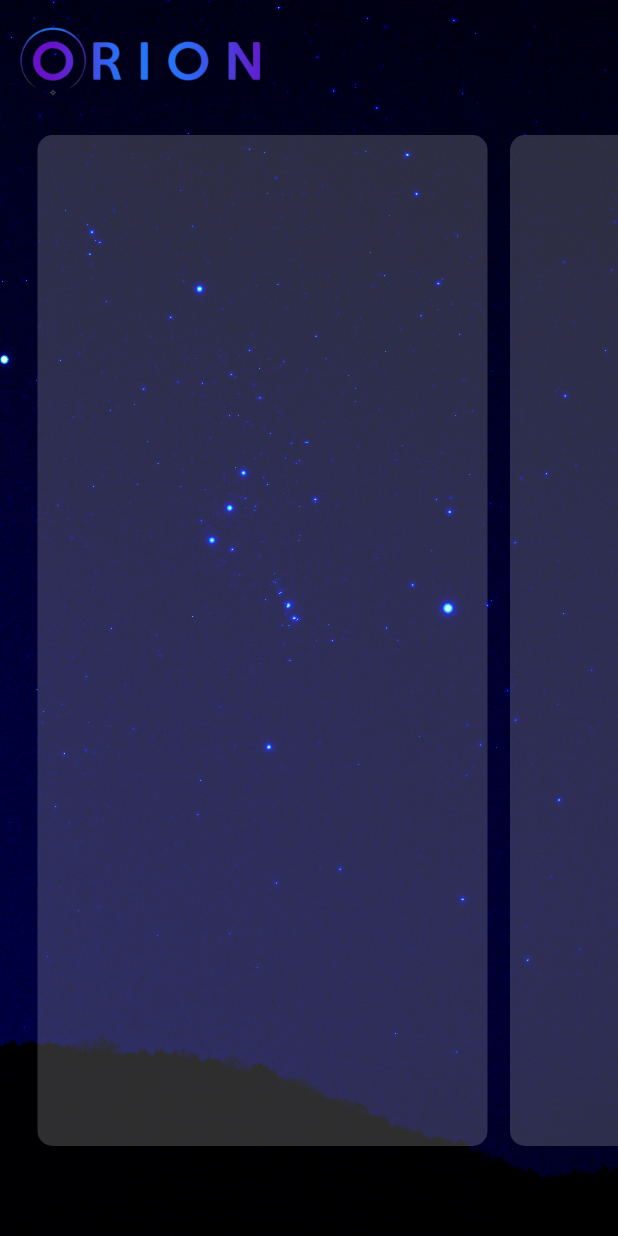
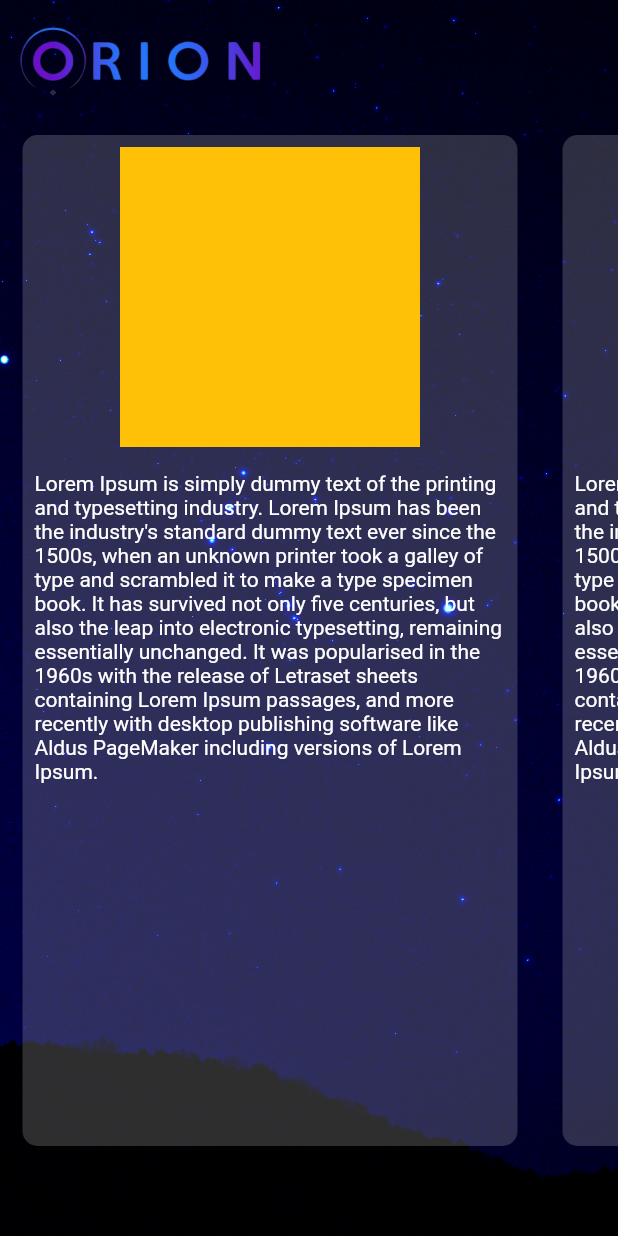
Before and after one commit to PapitoTI/app, a Flutter app: the screen it shows after launch, on a phone screen of 412 x 824 dp. Run offline on Flutter 3.47's test engine with Material 2 defaults, Android fonts, the light colour scheme and no system bars; our stand-ins replace carousel_slider, floating_bottom_navigation_bar, font_awesome_flutter, get, material_floating_search_bar, table_calendar; missing offline and left inert: grpc.

Commit message:
Commit tela inicial

```diff
--- a/lib/src/Pages/login/initialPage.dart
+++ b/lib/src/Pages/login/initialPage.dart
@@ -1,5 +1,3 @@
-import 'dart:ui';
-
 import 'package:flutter/material.dart';
 
 class InitialPage extends StatefulWidget {
@@ -47,35 +45,103 @@
                         color: Colors.white.withOpacity(.18)),
                     alignment: Alignment.center,
                     margin: const EdgeInsets.only(
-                        top: 90, left: 25, bottom: 60, right: 15),
-                    width: 300,
+                        top: 90, left: 15, bottom: 60, right: 15),
+                    width: 330,
+                    child: Column(
+                      children: [
+                        Padding(
+                          padding: const EdgeInsets.all(8.0),
+                          child: Container(
+                            width: 200,
+                            height: 200,
+                            color: Colors.amber,
+                          ),
+                        ),
+                        Padding(
+                          padding: const EdgeInsets.all(8.0),
+                          child: Text(
+                              "Lorem Ipsum is simply dummy text of the printing and typesetting industry. Lorem Ipsum has been the industry's standard dummy text ever since the 1500s, when an unknown printer took a galley of type and scrambled it to make a type specimen book. It has survived not only five centuries, but also the leap into electronic typesetting, remaining essentially unchanged. It was popularised in the 1960s with the release of Letraset sheets containing Lorem Ipsum passages, and more recently with desktop publishing software like Aldus PageMaker including versions of Lorem Ipsum."),
+                        )
+                      ],
+                    ),
                   ),
                   Container(
                     decoration: BoxDecoration(
                         borderRadius: BorderRadius.circular(10),
                         color: Colors.white.withOpacity(.18)),
                     alignment: Alignment.center,
-                    margin:
-                        const EdgeInsets.only(top: 90, bottom: 60, right: 15),
-                    width: 300,
+                    margin: const EdgeInsets.only(
+                        top: 90, left: 15, bottom: 60, right: 15),
+                    width: 330,
+                    child: Column(
+                      children: [
+                        Padding(
+                          padding: const EdgeInsets.all(8.0),
+                          child: Container(
+                            width: 200,
+                            height: 200,
+                            color: Colors.red,
+                          ),
+                        ),
+                        Padding(
+                          padding: const EdgeInsets.all(8.0),
+                          child: Text(
+                              "Lorem Ipsum is simply dummy text of the printing and typesetting industry. Lorem Ipsum has been the industry's standard dummy text ever since the 1500s, when an unknown printer took a galley of type and scrambled it to make a type specimen book. It has survived not only five centuries, but also the leap into electronic typesetting, remaining essentially unchanged. It was popularised in the 1960s with the release of Letraset sheets containing Lorem Ipsum passages, and more recently with desktop publishing software like Aldus PageMaker including versions of Lorem Ipsum."),
+                        )
+                      ],
+                    ),
                   ),
                   Container(
                     decoration: BoxDecoration(
                         borderRadius: BorderRadius.circular(10),
                         color: Colors.white.withOpacity(.18)),
                     alignment: Alignment.center,
-                    margin:
-                        const EdgeInsets.only(top: 90, bottom: 60, right: 15),
-                    width: 300,
+                    margin: const EdgeInsets.only(
+                        top: 90, left: 15, bottom: 60, right: 15),
+                    width: 330,
+                    child: Column(
+                      children: [
+                        Padding(
+                          padding: const EdgeInsets.all(8.0),
+                          child: Container(
+                            width: 200,
+                            height: 200,
+                            color: Colors.purple,
+                          ),
+                        ),
+                        Padding(
+                          padding: const EdgeInsets.all(8.0),
+                          child: Text(
+                              "Lorem Ipsum is simply dummy text of the printing and typesetting industry. Lorem Ipsum has been the industry's standard dummy text ever since the 1500s, when an unknown printer took a galley of type and scrambled it to make a type specimen book. It has survived not only five centuries, but also the leap into electronic typesetting, remaining essentially unchanged. It was popularised in the 1960s with the release of Letraset sheets containing Lorem Ipsum passages, and more recently with desktop publishing software like Aldus PageMaker including versions of Lorem Ipsum."),
+                        )
+                      ],
+                    ),
                   ),
                   Container(
                     decoration: BoxDecoration(
                         borderRadius: BorderRadius.circular(10),
                         color: Colors.white.withOpacity(.18)),
                     alignment: Alignment.center,
-                    margin:
-                        const EdgeInsets.only(top: 90, bottom: 60, right: 15),
-                    width: 300,
+                    margin: const EdgeInsets.only(
+                        top: 90, left: 15, bottom: 60, right: 15),
+                    width: 330,
+                    child: Column(
+                      children: [
+                        Padding(
+                          padding: const EdgeInsets.all(8.0),
+                          child: Container(
+                            width: 200,
+                            height: 200,
+                            color: Colors.pink,
+                          ),
+                        ),
+                        Padding(
+                          padding: const EdgeInsets.all(8.0),
+                          child: Text(
+                              "Lorem Ipsum is simply dummy text of the printing and typesetting industry. Lorem Ipsum has been the industry's standard dummy text ever since the 1500s, when an unknown printer took a galley of type and scrambled it to make a type specimen book. It has survived not only five centuries, but also the leap into electronic typesetting, remaining essentially unchanged. It was popularised in the 1960s with the release of Letraset sheets containing Lorem Ipsum passages, and more recently with desktop publishing software like Aldus PageMaker including versions of Lorem Ipsum."),
+                        )
+                      ],
+                    ),
                   ),
                 ],
               )
```
